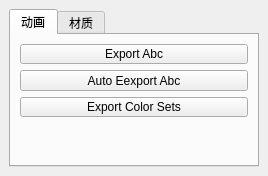
First picture: the form in seer7_setup.ui, repository rupengfei/TD_code, before the edit.
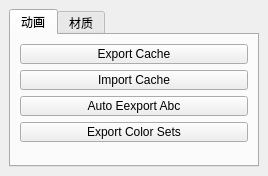
Second picture: the form after the edit.

```diff
--- a/seer7_setup.ui
+++ b/seer7_setup.ui
@@ -59,7 +59,29 @@
            <string>&lt;html&gt;&lt;head/&gt;&lt;body&gt;&lt;p&gt;this is haha&lt;/p&gt;&lt;/body&gt;&lt;/html&gt;</string>
           </property>
           <property name="text">
-           <string>Export Abc</string>
+           <string>Export Cache</string>
+          </property>
+         </widget>
+        </item>
+        <item>
+         <widget class="QPushButton" name="btn_import_abc">
+          <property name="enabled">
+           <bool>true</bool>
+          </property>
+          <property name="minimumSize">
+           <size>
+            <width>80</width>
+            <height>20</height>
+           </size>
+          </property>
+          <property name="toolTip">
+           <string>&lt;html&gt;&lt;head/&gt;&lt;body&gt;&lt;p&gt;导出时记录信息&lt;/p&gt;&lt;/body&gt;&lt;/html&gt;</string>
+          </property>
+          <property name="whatsThis">
+           <string>&lt;html&gt;&lt;head/&gt;&lt;body&gt;&lt;p&gt;this is haha&lt;/p&gt;&lt;/body&gt;&lt;/html&gt;</string>
+          </property>
+          <property name="text">
+           <string>Import Cache</string>
           </property>
          </widget>
         </item>
```
